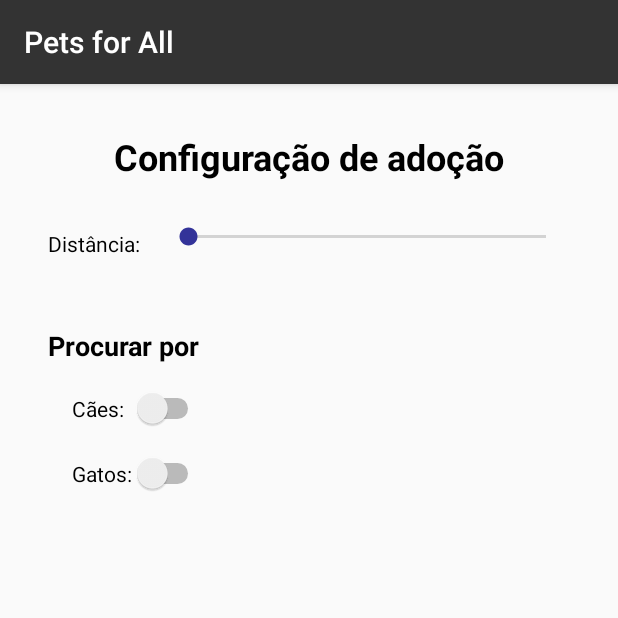
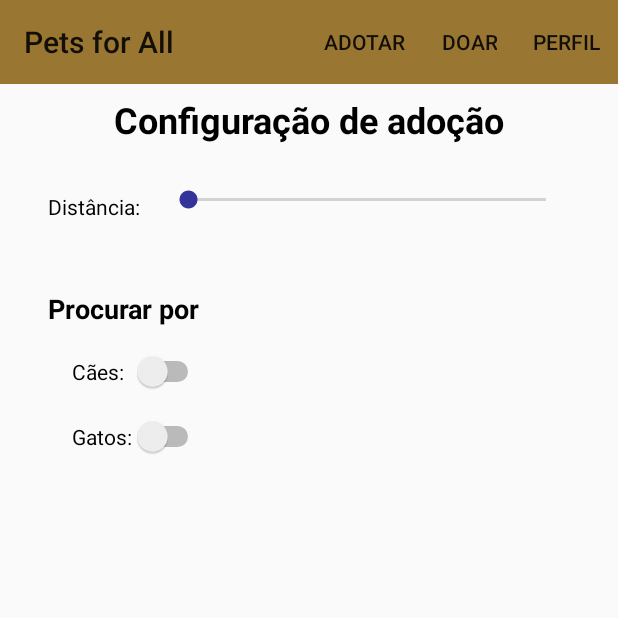
Before and after one commit to victorpereiradepaula/PetsForAll, an Android app: the Home screen opened directly, with no data from a screen before it, on a phone screen of 412 x 824 dp, the top half of it. Run offline under Robolectric (Android 15) with nearby library versions, the phone set to English and light mode, and no system bars.

Commit message:
toolbar 50%

```diff
--- a/app/src/main/java/com/example/dell/petsforall/Home.java
+++ b/app/src/main/java/com/example/dell/petsforall/Home.java
@@ -2,6 +2,8 @@ package com.example.dell.petsforall;
 
 import android.support.v7.app.AppCompatActivity;
 import android.os.Bundle;
+import android.view.Menu;
+import android.support.v7.widget.Toolbar;
 
 public class Home extends AppCompatActivity {
 
@@ -9,5 +11,18 @@ public class Home extends AppCompatActivity {
     protected void onCreate(Bundle savedInstanceState) {
         super.onCreate(savedInstanceState);
         setContentView(R.layout.activity_home);
+
+        Toolbar toolbar = (Toolbar) findViewById(R.id.toolbar);
+        if (toolbar != null) {
+            setSupportActionBar(toolbar);
+        }
+
+
+    }
+
+    @Override
+    public boolean onCreateOptionsMenu(Menu menu) {
+        getMenuInflater().inflate(R.menu.menu_home, menu);
+        return super.onCreateOptionsMenu(menu);
     }
 }
--- a/app/src/main/res/layout/activity_home.xml
+++ b/app/src/main/res/layout/activity_home.xml
@@ -1,10 +1,17 @@
 <?xml version="1.0" encoding="utf-8"?>
-<android.support.constraint.ConstraintLayout xmlns:android="http://schemas.android.com/apk/res/android"
+<RelativeLayout xmlns:android="http://schemas.android.com/apk/res/android"
     xmlns:app="http://schemas.android.com/apk/res-auto"
     xmlns:tools="http://schemas.android.com/tools"
     android:layout_width="match_parent"
     android:layout_height="match_parent"
     tools:context=".Home">
+
+    <android.support.v7.widget.Toolbar
+        android:layout_width="match_parent"
+        android:layout_height="wrap_content"
+        android:background="#997733"
+        android:minHeight="?attr/actionBarSize"
+        android:id="@+id/toolbar"/>
 
     <fragment
         android:id="@+id/fragment2"
@@ -20,4 +27,14 @@
         app:layout_constraintStart_toStartOf="parent"
         app:layout_constraintTop_toTopOf="parent"
         tools:layout="@layout/fragment_edit_profile" />
-</android.support.constraint.ConstraintLayout>
+
+    <fragment
+        android:id="@+id/fragment"
+        android:name="com.example.dell.petsforall.EditProfileFragment"
+        android:layout_width="wrap_content"
+        android:layout_height="wrap_content"
+        android:layout_alignParentStart="true"
+        android:layout_alignParentTop="true"
+        android:layout_marginTop="63dp"
+        tools:layout="@layout/fragment_edit_profile" />
+</RelativeLayout>
--- a/app/src/main/res/layout/activity_splash_screen.xml
+++ b/app/src/main/res/layout/activity_splash_screen.xml
@@ -10,12 +10,14 @@
         android:id="@+id/imageView2"
         android:layout_width="wrap_content"
         android:layout_height="wrap_content"
+        android:layout_marginBottom="8dp"
         android:layout_marginEnd="8dp"
         android:layout_marginLeft="8dp"
         android:layout_marginRight="8dp"
         android:layout_marginStart="8dp"
-        android:layout_marginTop="125dp"
+        android:layout_marginTop="500dp"
         android:tint="@android:color/black"
+        app:layout_constraintBottom_toTopOf="@+id/textView2"
         app:layout_constraintEnd_toEndOf="parent"
         app:layout_constraintStart_toStartOf="parent"
         app:layout_constraintTop_toTopOf="parent"
@@ -26,6 +28,7 @@
         android:id="@+id/textView2"
         android:layout_width="wrap_content"
         android:layout_height="wrap_content"
+        android:layout_marginBottom="500dp"
         android:layout_marginEnd="8dp"
         android:layout_marginLeft="8dp"
         android:layout_marginRight="8dp"
@@ -34,6 +37,7 @@
         android:text="@string/app_name"
         android:textColor="@android:color/black"
         android:textSize="24sp"
+        app:layout_constraintBottom_toBottomOf="parent"
         app:layout_constraintEnd_toEndOf="parent"
         app:layout_constraintStart_toStartOf="parent"
         app:layout_constraintTop_toBottomOf="@+id/imageView2" />
--- a/app/src/main/res/layout/fragment_edit_profile.xml
+++ b/app/src/main/res/layout/fragment_edit_profile.xml
@@ -10,7 +10,7 @@
 
     <android.support.constraint.ConstraintLayout
         android:layout_width="match_parent"
-        android:layout_height="match_parent"
+        android:layout_height="wrap_content"
         android:layout_alignParentStart="true"
         android:layout_alignParentTop="true">
 
@@ -34,6 +34,8 @@
             android:layout_height="wrap_content"
             android:layout_alignParentStart="true"
             android:layout_alignTop="@+id/seekBar"
+            android:layout_marginLeft="32dp"
+            android:layout_marginStart="32dp"
             android:layout_marginTop="32dp"
             android:text="@string/label_distance"
             android:textColor="@android:color/black"
@@ -45,7 +47,9 @@
             android:layout_width="0dp"
             android:layout_height="wrap_content"
             android:layout_alignParentTop="true"
+            android:layout_marginEnd="32dp"
             android:layout_marginLeft="16dp"
+            android:layout_marginRight="32dp"
             android:layout_marginStart="16dp"
             android:layout_marginTop="28dp"
             android:layout_toEndOf="@+id/switch1"
@@ -63,7 +67,7 @@
             android:layout_marginStart="16dp"
             android:layout_marginTop="16dp"
             android:text="@string/label_cats"
-            app:layout_constraintStart_toStartOf="parent"
+            app:layout_constraintStart_toStartOf="@+id/textView13"
             app:layout_constraintTop_toBottomOf="@+id/switch2" />
 
         <Switch
@@ -89,6 +93,7 @@
             android:textColor="@android:color/black"
             android:textSize="18sp"
             android:textStyle="bold"
+            app:layout_constraintStart_toStartOf="@+id/textView10"
             app:layout_constraintTop_toBottomOf="@+id/textView10" />
     </android.support.constraint.ConstraintLayout>
 
--- /dev/null
+++ b/app/src/main/res/menu/menu_home.xml
@@ -0,0 +1,21 @@
+<?xml version="1.0" encoding="utf-8"?>
+<menu xmlns:android="http://schemas.android.com/apk/res/android"
+    xmlns:app="http://schemas.android.com/apk/res-auto">
+    <item android:id="@+id/adopt"
+        android:title="@string/adopt"
+        android:iconTint="@android:color/white"
+        android:orderInCategory="100"
+        app:showAsAction="always"/>
+
+    <item android:id="@+id/donate"
+        android:title="@string/donate"
+        android:iconTint="@android:color/white"
+        android:orderInCategory="100"
+        app:showAsAction="always"/>
+
+    <item android:id="@+id/profile"
+        android:title="@string/profile"
+        android:iconTint="@android:color/white"
+        android:orderInCategory="100"
+        app:showAsAction="always"/>
+</menu>
--- a/app/src/main/res/values/dimens.xml
+++ b/app/src/main/res/values/dimens.xml
@@ -2,4 +2,7 @@
     <!-- Default screen margins, per the Android Design guidelines. -->
     <dimen name="activity_horizontal_margin">16dp</dimen>
     <dimen name="activity_vertical_margin">16dp</dimen>
+    <dimen name="nav_header_vertical_spacing">8dp</dimen>
+    <dimen name="nav_header_height">176dp</dimen>
+    <dimen name="fab_margin">16dp</dimen>
 </resources>
--- a/app/src/main/res/values/styles.xml
+++ b/app/src/main/res/values/styles.xml
@@ -1,7 +1,7 @@
 <resources>
 
     <!-- Base application theme. -->
-    <style name="AppTheme" parent="Theme.AppCompat.Light.DarkActionBar">
+    <style name="AppTheme" parent="Theme.AppCompat.Light.NoActionBar">
         <!-- Customize your theme here. -->
         <item name="colorPrimary">@color/colorPrimary</item>
         <item name="colorPrimaryDark">@color/colorPrimaryDark</item>
```
Also changed, not shown: app/src/main/res/drawable-v21/ic_menu_camera.xml (added, +12 -0 lines), app/src/main/res/drawable-v21/ic_menu_gallery.xml (added, +9 -0 lines), app/src/main/res/drawable-v21/ic_menu_manage.xml (added, +9 -0 lines), app/src/main/res/drawable-v21/ic_menu_send.xml (added, +9 -0 lines), app/src/main/res/drawable-v21/ic_menu_share.xml (added, +9 -0 lines), app/src/main/res/drawable-v21/ic_menu_slideshow.xml (added, +9 -0 lines), app/src/main/res/drawable/side_nav_bar.xml (added, +9 -0 lines), app/src/main/res/menu/activity_main_drawer.xml (added, +38 -0 lines), app/src/main/res/menu/main.xml (added, +9 -0 lines), app/src/main/res/values/drawables.xml (added, +8 -0 lines), app/src/main/res/values/strings.xml (+7 -0 lines).
